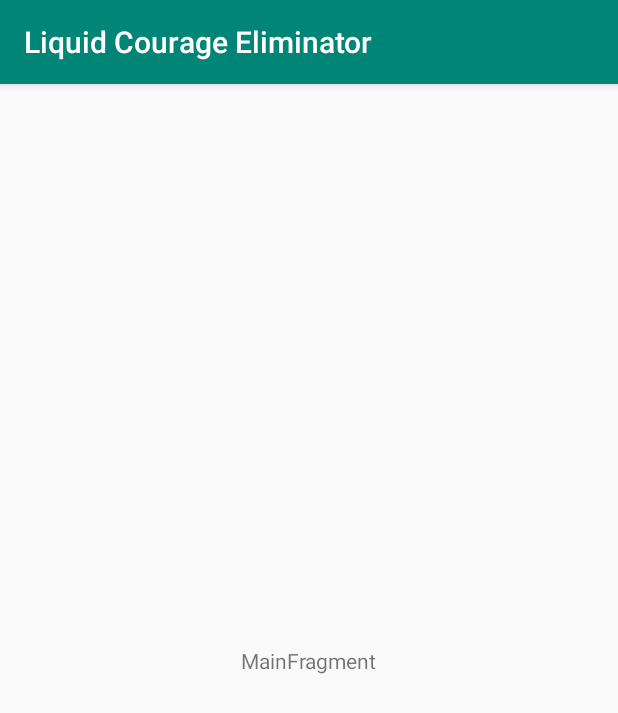
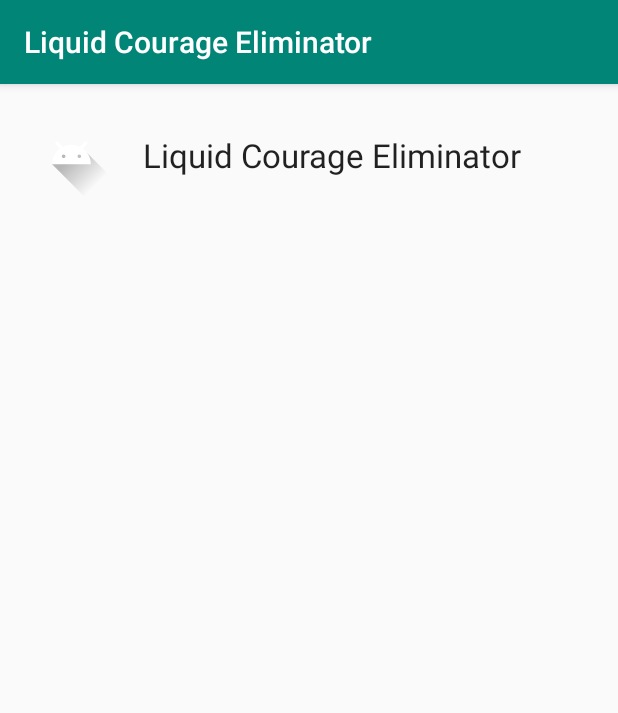
Before and after one commit to jsmith440/liquid-courage, an Android app: the screen it shows after launch (MainActivity), on a phone screen of 412 x 824 dp. Shown: the top 713 px of the screen. Run offline under Robolectric (Android 15) with nearby library versions, the phone set to English and light mode, and no system bars; our stand-ins replace Room's generated code, RxJava; libraries missing offline, so code that uses them is left out: com.facebook.stetho; 1 statement that could not run was skipped.

Commit message:
Started packet manager...but pretty sure this isnot the correct way. I will investigate more after test.

```diff
--- a/app/src/main/java/edu/cnm/deepdive/liquidcourage/AppMan.java
+++ /dev/null
@@ -1,63 +0,0 @@
-package edu.cnm.deepdive.liquidcourage;public abstract class PackageManager {
-}
-
-  private static final String TAG = "PackageManager";
-
-
-import android.Manifest;
-import android.annotation.CheckResult;
-import android.annotation.DrawableRes;
-import android.annotation.IntDef;
-import android.annotation.IntRange;
-import android.annotation.NonNull;
-import android.annotation.Nullable;
-import android.annotation.RequiresPermission;
-import android.annotation.SdkConstant;
-import android.annotation.SdkConstant.SdkConstantType;
-import android.annotation.StringRes;
-import android.annotation.SystemApi;
-import android.annotation.TestApi;
-import android.annotation.UserIdInt;
-import android.annotation.XmlRes;
-import android.app.ActivityManager;
-import android.app.AppDetailsActivity;
-import android.app.PackageDeleteObserver;
-import android.app.PackageInstallObserver;
-import android.app.admin.DevicePolicyManager;
-import android.app.usage.StorageStatsManager;
-import android.compat.annotation.UnsupportedAppUsage;
-import android.content.ComponentName;
-import android.content.Context;
-import android.content.Intent;
-import android.content.IntentFilter;
-import android.content.IntentSender;
-import android.content.pm.PackageParser.PackageParserException;
-import android.content.pm.dex.ArtManager;
-import android.content.res.Resources;
-import android.content.res.XmlResourceParser;
-import android.graphics.Rect;
-import android.graphics.drawable.Drawable;
-import android.net.wifi.WifiManager;
-import android.os.Build;
-import android.os.Bundle;
-import android.os.Handler;
-import android.os.PersistableBundle;
-import android.os.RemoteException;
-import android.os.UserHandle;
-import android.os.UserManager;
-import android.os.storage.StorageManager;
-import android.os.storage.VolumeInfo;
-import android.util.AndroidException;
-import android.util.Log;
-import com.android.internal.util.ArrayUtils;
-import dalvik.system.VMRuntime;
-import java.io.File;
-import java.lang.annotation.Retention;
-import java.lang.annotation.RetentionPolicy;
-import java.util.Collections;
-import java.util.List;
-import java.util.Locale;
-import java.util.Set;
-
-
-}
--- a/app/src/main/java/edu/cnm/deepdive/liquidcourage/controller/MainActivity.java
+++ b/app/src/main/java/edu/cnm/deepdive/liquidcourage/controller/MainActivity.java
@@ -2,18 +2,40 @@ package edu.cnm.deepdive.liquidcourage.controller;
 
 import android.os.Bundle;
 import androidx.appcompat.app.AppCompatActivity;
+import androidx.lifecycle.ViewModelProvider;
+import androidx.recyclerview.widget.RecyclerView;
 import edu.cnm.deepdive.liquidcourage.R;
+import edu.cnm.deepdive.liquidcourage.view.AppRecyclerAdapter;
+import edu.cnm.deepdive.liquidcourage.viewmodel.MainViewModel;
 
 public class MainActivity extends AppCompatActivity {
 
+/*
   @Override
   protected void onCreate(Bundle savedInstanceState) {
     super.onCreate(savedInstanceState);
-    setContentView(R.layout.main_activity);
+    setContentView(R.layout.activity_main);
     if (savedInstanceState == null) {
       getSupportFragmentManager().beginTransaction()
           .replace(R.id.container, MainFragment.newInstance())
           .commitNow();
     }
   }
+*/
+
+  @Override
+  protected void onCreate(Bundle savedInstanceState) {
+    super.onCreate(savedInstanceState);
+    setContentView(R.layout.activity_main);
+    RecyclerView iconList = findViewById(R.id.icon_list);
+    MainViewModel viewModel = new ViewModelProvider(this).get(MainViewModel.class);
+    viewModel.getApps().observe(this, (apps) -> {
+      AppRecyclerAdapter adapter = new AppRecyclerAdapter(this, apps);
+      iconList.setAdapter(adapter);
+    });
+    viewModel.refreshApps();
+  }
+
+
+
 }
--- /dev/null
+++ b/app/src/main/java/edu/cnm/deepdive/liquidcourage/model/AppInfo.java
@@ -0,0 +1,71 @@
+package edu.cnm.deepdive.liquidcourage.model;
+
+import androidx.annotation.NonNull;
+import androidx.annotation.Nullable;
+
+public class AppInfo implements Comparable<AppInfo>{
+
+  private static final String FORMAT = "%s [%s]";
+
+  @NonNull
+  private String pkg = "";
+  @NonNull
+  private String label = "";
+  private Integer hash;
+
+  @NonNull
+  public String getPackage() {
+    return pkg;
+  }
+
+  public void setPackage(@NonNull String pkg) {
+    this.pkg = pkg;
+    hash = null;
+  }
+
+  @NonNull
+  public String getLabel() {
+    return label;
+  }
+
+  public void setLabel(@NonNull String label) {
+    this.label = label;
+    hash = null;
+  }
+
+  @Override
+  public int hashCode() {
+    if (hash == null) {
+      hash = 31 * pkg.toUpperCase().hashCode() + label.toUpperCase().hashCode();
+    }
+    return hash;
+  }
+
+  @Override
+  public boolean equals(@Nullable Object obj) {
+    boolean comparison = false;
+    if (obj == this) {
+      comparison = true;
+    } else if (obj instanceof AppInfo) {
+      AppInfo other = (AppInfo) obj;
+      comparison = other.pkg.equalsIgnoreCase(pkg) && other.label.equalsIgnoreCase(label);
+    }
+    return comparison;
+  }
+
+  @NonNull
+  @Override
+  public String toString() {
+    return String.format(FORMAT, label, pkg);
+  }
+
+
+  @Override
+  public int compareTo(AppInfo other) {
+    int comparison = label.compareToIgnoreCase(other.label);
+    if (comparison == 0) {
+      comparison = pkg.compareToIgnoreCase(other.pkg);
+    }
+    return comparison;
+  }
+}
--- /dev/null
+++ b/app/src/main/java/edu/cnm/deepdive/liquidcourage/model/repository/AppInfoRepository.java
@@ -0,0 +1,50 @@
+package edu.cnm.deepdive.liquidcourage.model.repository;
+
+import android.content.Context;
+import android.content.Intent;
+import android.content.pm.PackageManager;
+import android.content.pm.PackageManager.NameNotFoundException;
+import android.content.pm.ResolveInfo;
+import android.util.Log;
+import edu.cnm.deepdive.liquidcourage.model.AppInfo;
+import io.reactivex.Single;
+import io.reactivex.schedulers.Schedulers;
+import java.util.ArrayList;
+import java.util.Collections;
+import java.util.List;
+
+public class AppInfoRepository {
+
+  private final Context context;
+
+  public AppInfoRepository(Context context) {
+    this.context = context;
+  }
+
+  public Single<List<AppInfo>> getPackages() {
+    return Single.fromCallable(this::buildAppPackageList)
+        .subscribeOn(Schedulers.io());
+  }
+
+  private List<AppInfo> buildAppPackageList() {
+    PackageManager manager = context.getPackageManager();
+    Intent intent = new Intent(Intent.ACTION_MAIN);
+    intent.addCategory(Intent.CATEGORY_LAUNCHER);
+    intent.setFlags(Intent.FLAG_ACTIVITY_NEW_TASK | Intent.FLAG_ACTIVITY_RESET_TASK_IF_NEEDED);
+    List<ResolveInfo> intents = manager.queryIntentActivities(intent, 0);
+    List<AppInfo> apps = new ArrayList<>();
+    for (ResolveInfo resInfo : intents) {
+      try {
+        AppInfo appInfo = new AppInfo();
+        appInfo.setPackage(resInfo.activityInfo.packageName);
+        appInfo.setLabel(manager.getApplicationLabel(
+            manager.getApplicationInfo(resInfo.activityInfo.packageName, 0)).toString());
+        apps.add(appInfo);
+      } catch (NameNotFoundException e) {
+        Log.e(getClass().getName(), "Can't add app to list", e);
+      }
+    }
+    Collections.sort(apps);
+    return apps;
+  }
+}
--- /dev/null
+++ b/app/src/main/java/edu/cnm/deepdive/liquidcourage/view/AppRecyclerAdapter.java
@@ -0,0 +1,69 @@
+package edu.cnm.deepdive.liquidcourage.view;
+
+import android.content.Context;
+import android.content.pm.PackageManager;
+import android.content.pm.PackageManager.NameNotFoundException;
+import android.view.LayoutInflater;
+import android.view.View;
+import android.view.ViewGroup;
+import android.widget.ImageView;
+import android.widget.TextView;
+import androidx.annotation.NonNull;
+import androidx.recyclerview.widget.RecyclerView;
+import edu.cnm.deepdive.liquidcourage.R;
+import edu.cnm.deepdive.liquidcourage.model.AppInfo;
+import edu.cnm.deepdive.liquidcourage.view.AppRecyclerAdapter.Holder;
+import java.util.List;
+
+public class AppRecyclerAdapter extends RecyclerView.Adapter<Holder> {
+
+  private final Context context;
+  private final PackageManager manager;
+  private final List<AppInfo> apps;
+
+  public AppRecyclerAdapter(Context context, List<AppInfo> apps) {
+    this.context = context;
+    manager = context.getPackageManager();
+    this.apps = apps;
+  }
+
+  @NonNull
+  @Override
+  public Holder onCreateViewHolder(@NonNull ViewGroup parent, int viewType) {
+    return new Holder(LayoutInflater.from(context).inflate(R.layout.icon_item, parent, false));
+  }
+
+  @Override
+  public int getItemCount() {
+    return apps.size();
+  }
+
+  @Override
+  public void onBindViewHolder(@NonNull Holder holder, int position) {
+    holder.bind(position, apps.get(position), manager);
+  }
+
+  static class Holder extends RecyclerView.ViewHolder {
+
+    private final ImageView icon;
+    private final TextView label;
+
+    private Holder(@NonNull View itemView) {
+      super(itemView);
+      icon = itemView.findViewById(R.id.icon);
+      label = itemView.findViewById(R.id.label);
+    }
+
+    private void bind(int position, AppInfo app, PackageManager manager) {
+      label.setText(app.getLabel());
+      icon.setContentDescription(app.getLabel());
+      try {
+        icon.setImageDrawable(manager.getApplicationIcon(app.getPackage()));
+      } catch (NameNotFoundException e) {
+        icon.setImageResource(R.drawable.ic_launcher_foreground);
+      }
+    }
+
+  }
+
+}
--- a/app/src/main/java/edu/cnm/deepdive/liquidcourage/viewmodel/MainViewModel.java
+++ b/app/src/main/java/edu/cnm/deepdive/liquidcourage/viewmodel/MainViewModel.java
@@ -1,26 +1,50 @@
 package edu.cnm.deepdive.liquidcourage.viewmodel;
 
 import android.app.Application;
-import androidx.lifecycle.ViewModel;
+import androidx.annotation.NonNull;
+import androidx.lifecycle.AndroidViewModel;
 import androidx.lifecycle.Lifecycle.Event;
 import androidx.lifecycle.LifecycleObserver;
 import androidx.lifecycle.LiveData;
 import androidx.lifecycle.MutableLiveData;
 import androidx.lifecycle.OnLifecycleEvent;
-import edu.cnm.deepdive.liquidcourage.model.entity.App;
-import edu.cnm.deepdive.liquidcourage.model.repository.LiquidCourageRepository;
-import edu.cnm.deepdive.liquidcourage.service.LiquidCourageService;
-import io.reactivex.android.schedulers.AndroidSchedulers;
+import edu.cnm.deepdive.liquidcourage.model.AppInfo;
+import edu.cnm.deepdive.liquidcourage.model.repository.AppInfoRepository;
 import io.reactivex.disposables.CompositeDisposable;
-import io.reactivex.functions.Action;
-import io.reactivex.functions.Consumer;
-import java.text.ParseException;
-import java.util.Date;
-import java.util.HashSet;
 import java.util.List;
-import java.util.Set;
 
+public class MainViewModel extends AndroidViewModel implements LifecycleObserver {
 
-public class MainViewModel extends ViewModel {
-  // TODO: Implement the ViewModel
+  private final AppInfoRepository repository;
+  private final MutableLiveData<List<AppInfo>> apps;
+  private final MutableLiveData<Throwable> throwable;
+  private final CompositeDisposable pending;
+
+  public MainViewModel(@NonNull Application application) {
+    super(application);
+    repository = new AppInfoRepository(application);
+    apps = new MutableLiveData<>();
+    throwable = new MutableLiveData<>();
+    pending = new CompositeDisposable();
+  }
+
+  public LiveData<List<AppInfo>> getApps() {
+    return apps;
+  }
+
+  public void refreshApps() {
+    pending.add(
+        repository.getPackages()
+            .subscribe(
+                apps::postValue,
+                throwable::postValue
+            )
+    );
+  }
+
+  @OnLifecycleEvent(Event.ON_STOP)
+  private void clearPending() {
+    pending.clear();
+  }
+
 }
--- /dev/null
+++ b/app/src/main/res/layout/activity_main.xml
@@ -0,0 +1,20 @@
+<?xml version="1.0" encoding="utf-8"?>
+<androidx.constraintlayout.widget.ConstraintLayout
+  xmlns:android="http://schemas.android.com/apk/res/android"
+  xmlns:app="http://schemas.android.com/apk/res-auto"
+  xmlns:tools="http://schemas.android.com/tools"
+  android:layout_width="match_parent"
+  android:layout_height="match_parent"
+  tools:context=".controller.MainActivity">
+
+  <androidx.recyclerview.widget.RecyclerView
+    android:id="@+id/icon_list"
+    android:layout_width="0dp"
+    android:layout_height="0dp"
+    app:layoutManager="androidx.recyclerview.widget.LinearLayoutManager"
+    app:layout_constraintTop_toTopOf="parent"
+    app:layout_constraintStart_toStartOf="parent"
+    app:layout_constraintEnd_toEndOf="parent"
+    app:layout_constraintBottom_toBottomOf="parent"/>
+
+</androidx.constraintlayout.widget.ConstraintLayout>
--- /dev/null
+++ b/app/src/main/res/layout/icon_item.xml
@@ -0,0 +1,29 @@
+<?xml version="1.0" encoding="utf-8"?>
+<LinearLayout
+  xmlns:android="http://schemas.android.com/apk/res/android"
+  android:layout_height="wrap_content"
+  android:layout_width="match_parent"
+  android:background="?android:attr/selectableItemBackground"
+  android:clickable="true"
+  android:focusable="true"
+  android:gravity="start|center_vertical"
+  android:orientation="horizontal">
+
+  <ImageView
+    android:id="@+id/icon"
+    android:layout_width="0dp"
+    android:layout_height="wrap_content"
+    android:layout_margin="@dimen/icon_margin"
+    android:scaleType="fitXY"
+    android:adjustViewBounds="true"
+    android:layout_weight="@integer/icon_weight"
+    android:contentDescription="@string/content_description_placeholder"/>
+
+  <TextView
+    android:id="@+id/label"
+    android:layout_width="0dp"
+    android:layout_height="wrap_content"
+    android:layout_weight="@integer/label_weight"
+    style="@style/TextAppearance.AppCompat.Large"/>
+
+</LinearLayout>
--- a/app/src/main/res/layout/main_activity.xml
+++ /dev/null
@@ -1,8 +0,0 @@
-<?xml version="1.0" encoding="utf-8"?>
-<FrameLayout
-  xmlns:android="http://schemas.android.com/apk/res/android"
-  xmlns:tools="http://schemas.android.com/tools"
-  android:id="@+id/container"
-  android:layout_width="match_parent"
-  android:layout_height="match_parent"
-  tools:context=".controller.MainActivity"/>
--- /dev/null
+++ b/app/src/main/res/values/dimens.xml
@@ -0,0 +1,4 @@
+<?xml version="1.0" encoding="utf-8"?>
+<resources>
+  <dimen name="icon_margin">16dp</dimen>
+</resources>
--- /dev/null
+++ b/app/src/main/res/values/integers.xml
@@ -0,0 +1,5 @@
+<?xml version="1.0" encoding="utf-8"?>
+<resources>
+  <integer name="icon_weight">1</integer>
+  <integer name="label_weight">5</integer>
+</resources>
--- a/app/src/main/res/values/strings.xml
+++ b/app/src/main/res/values/strings.xml
@@ -1,3 +1,4 @@
 <resources>
   <string name="app_name">Liquid Courage Eliminator</string>
+  <string name="content_description_placeholder">Placeholder</string>
 </resources>
--- a/build.gradle
+++ b/build.gradle
@@ -7,7 +7,7 @@ buildscript {
 
     }
     dependencies {
-        classpath 'com.android.tools.build:gradle:3.5.0'
+        classpath 'com.android.tools.build:gradle:3.5.3'
 
         // NOTE: Do not place your application dependencies here; they belong
         // in the individual module build.gradle files
```
Also changed, not shown: 1 other file.
